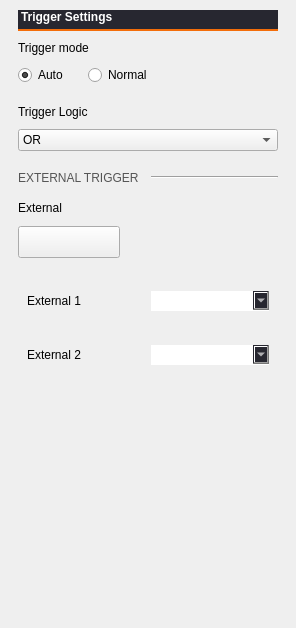
Old version of the form ui/digital_trigger_settings.ui in the repository analogdevicesinc/scopy.
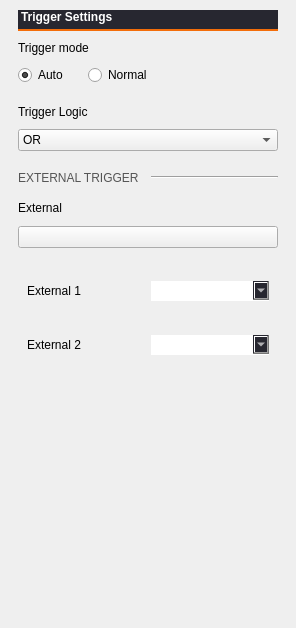
New version of the form. Icons and pictures are not drawn. Custom widgets are drawn as their Qt base class.

Patch:
```diff
--- a/ui/digital_trigger_settings.ui
+++ b/ui/digital_trigger_settings.ui
@@ -355,29 +355,7 @@
       </spacer>
      </item>
      <item>
-      <widget class="QPushButton" name="trigg_extern_en">
-       <property name="styleSheet">
-        <string notr="true">QPushButton {
-  min-height: 30px;
-  max-height: 30px;
-  min-width: 100px;
-  max-width: 100px;
-}
-
-QPushButton:checked {
-  border-image: url(:/icons/switch_on.png);
-}
-QPushButton:!checked {
-  border-image: url(:/icons/switch_off.png);
-}
-
-QPushButton:checked:disabled {
-  border-image: url(:/icons/switch_on_disabled.png);
-}
-QPushButton:!checked:disabled {
-  border-image: url(:/icons/switch_off_disabled.png);
-}</string>
-       </property>
+      <widget class="adiscope::CustomSwitch" name="trigg_extern_en">
        <property name="text">
         <string/>
        </property>
@@ -1130,6 +1108,13 @@
    </item>
   </layout>
  </widget>
+ <customwidgets>
+  <customwidget>
+   <class>adiscope::CustomSwitch</class>
+   <extends>QPushButton</extends>
+   <header>customSwitch.hpp</header>
+  </customwidget>
+ </customwidgets>
  <resources>
   <include location="../resources/resources.qrc"/>
  </resources>
```
